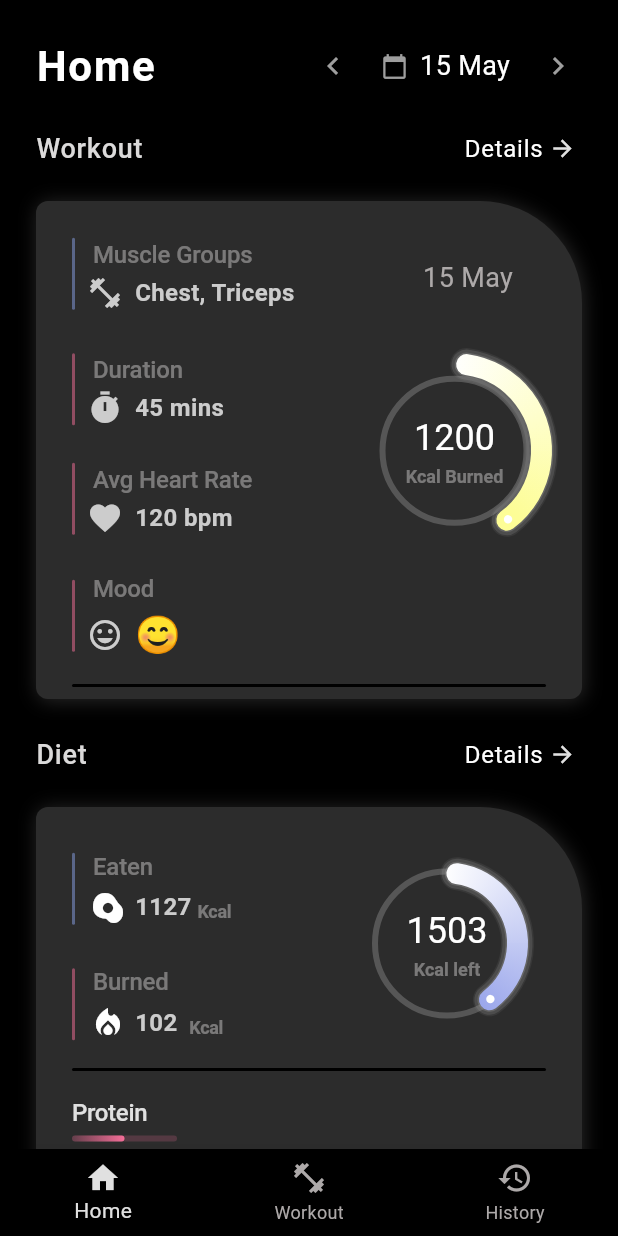
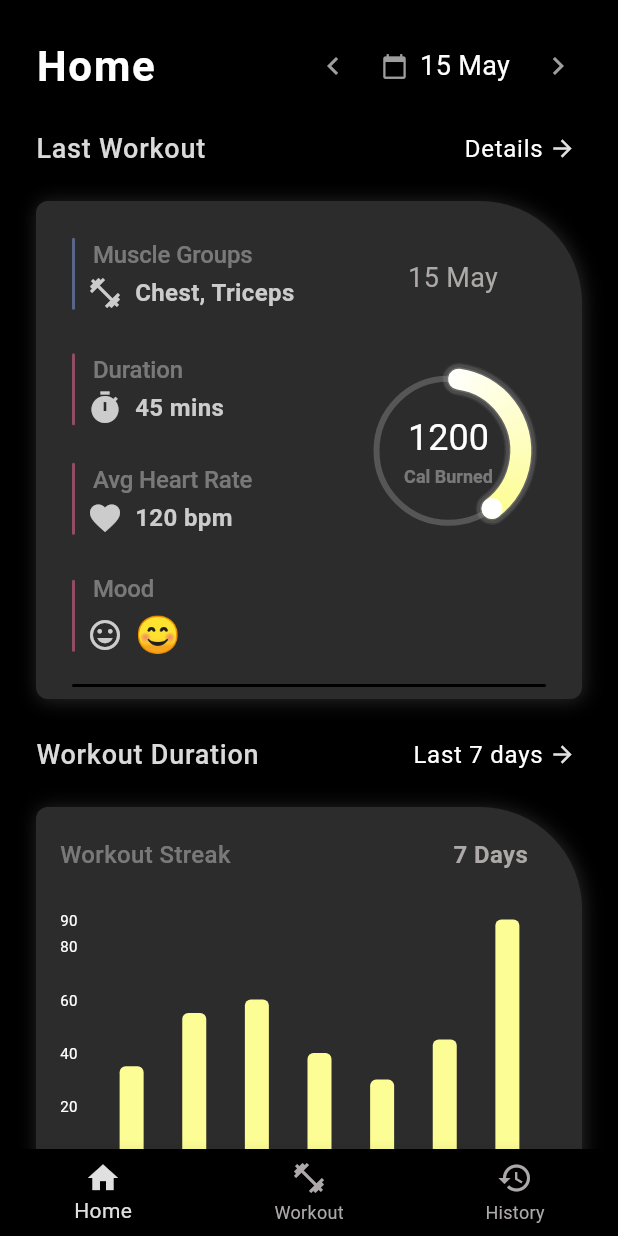
Before and after one commit to workout-logger/workout_app, a Flutter app: the screen it shows after launch, on a phone screen of 412 x 824 dp. Run offline on Flutter 3.47's test engine with Material 3 defaults, Android fonts, the phone set to English and light mode, and no system bars; drawn by our look-alikes of fl_chart; our stand-ins replace hexcolor, shared_preferences, wakelock_plus.

Commit message:
added chart for tracing time

```diff
--- /dev/null
+++ b/devtools_options.yaml
@@ -0,0 +1,3 @@
+description: This file stores settings for Dart & Flutter DevTools.
+documentation: https://docs.flutter.dev/tools/devtools/extensions#configure-extension-enablement-states
+extensions:
--- a/lib/home_diary.dart
+++ b/lib/home_diary.dart
@@ -2,6 +2,7 @@ import 'ui_view/body_measurement.dart';
 import 'ui_view/mediterranean_diet_view.dart';
 import 'ui_view/last_workout.dart';
 import 'ui_view/title_view.dart';
+import 'ui_view/workout_duration_chart.dart';  // Import your new chart
 import 'package:flutter/material.dart';
 
 class MyDiaryScreen extends StatefulWidget {
@@ -50,10 +51,10 @@ class _MyDiaryScreenState extends State<MyDiaryScreen>
   }
 
   void addAllListData() {
-    const int count = 9;
+    const int count = 11; // Adjust the count if needed
     listViews.addAll([
       TitleView(
-        titleTxt: 'Workout',
+        titleTxt: 'Last Workout',
         subTxt: 'Details',
         animation: createAnimation(0, count),
         animationController: widget.animationController!,
@@ -64,27 +65,38 @@ class _MyDiaryScreenState extends State<MyDiaryScreen>
         workoutDate: '15 May',
       ),
       TitleView(
+        titleTxt: 'Workout Duration',
+        subTxt: 'Last 7 days',
+        animation: createAnimation(4, count),
+        animationController: widget.animationController!,
+      ),
+      WorkoutDurationChart(
+        durations: [35, 55, 60, 40, 30, 45, 90],
+        streakCount: 7, // Pass the streak count here
+      ),
+      TitleView(
         titleTxt: 'Diet',
         subTxt: 'Details',
-        animation: createAnimation(2, count),
+        animation: createAnimation(6, count),
         animationController: widget.animationController!,
       ),
       MediterranesnDietView(
-        animation: createAnimation(3, count),
+        animation: createAnimation(7, count),
         animationController: widget.animationController!,
       ),
       TitleView(
         titleTxt: 'Body measurement',
         subTxt: 'Today',
-        animation: createAnimation(4, count),
+        animation: createAnimation(8, count),
         animationController: widget.animationController!,
       ),
       BodyMeasurementView(
-        animation: createAnimation(5, count),
+        animation: createAnimation(9, count),
         animationController: widget.animationController!,
       ),
     ]);
   }
+
 
   Animation<double> createAnimation(int index, int count) {
     return Tween<double>(begin: 0.0, end: 1.0).animate(
@@ -160,13 +172,13 @@ class _MyDiaryScreenState extends State<MyDiaryScreen>
                       0.0, 30 * (1.0 - topBarAnimation.value), 0.0),
                   child: Container(
                     decoration: BoxDecoration(
-                      color: Colors.white.withOpacity(topBarOpacity),
+                      color: const Color.fromARGB(255, 0, 0, 0).withOpacity(topBarOpacity),
                       borderRadius: const BorderRadius.only(
                         bottomLeft: Radius.circular(32.0),
                       ),
                       boxShadow: <BoxShadow>[
                         BoxShadow(
-                          color: Colors.grey.withOpacity(0.4 * topBarOpacity),
+                          color: const Color.fromARGB(255, 68, 68, 68).withOpacity(0.4 * topBarOpacity),
                           offset: const Offset(1.1, 1.1),
                           blurRadius: 10.0,
                         ),
--- a/lib/ui_view/mediterranean_diet_view.dart
+++ b/lib/ui_view/mediterranean_diet_view.dart
@@ -289,7 +289,7 @@ class MediterranesnDietView extends StatelessWidget {
                                             ),
                                           ),
                                           Text(
-                                            'Kcal left',
+                                            'Cal left',
                                             textAlign: TextAlign.center,
                                             style: TextStyle(
                                               fontFamily:
@@ -311,8 +311,10 @@ class MediterranesnDietView extends StatelessWidget {
                                       painter: CurvePainter(
                                           colors: [
                                             FitnessAppTheme.nearlyDarkBlue,
-                                            HexColor("#8A98E8"),
-                                            HexColor("#8A98E8")
+                                            HexColor('#fdfd96'),
+                                            HexColor('#fdfd96'),
+                                            HexColor('#fdfd96'),
+                                            HexColor('#fdfd96'),
                                           ],
                                           angle: 140 +
                                               (360 - 140) *
--- /dev/null
+++ b/lib/ui_view/workout_duration_chart.dart
@@ -0,0 +1,200 @@
+import 'package:fl_chart/fl_chart.dart';
+import 'package:flutter/material.dart';
+import '../fitness_app_theme.dart';
+import 'package:hexcolor/hexcolor.dart';
+
+class WorkoutDurationChart extends StatelessWidget {
+  final List<int> durations; // List of durations over the last 10 days
+  final int streakCount; // Streak count to display
+
+  const WorkoutDurationChart({
+    Key? key,
+    required this.durations,
+    required this.streakCount,
+  }) : super(key: key);
+
+  @override
+  Widget build(BuildContext context) {
+    return Padding(
+      padding: const EdgeInsets.only(
+        left: 24,
+        right: 24,
+        top: 16,
+        bottom: 18,
+      ),
+      child: Container(
+        decoration: BoxDecoration(
+          color: FitnessAppTheme.white,
+          borderRadius: const BorderRadius.only(
+            topLeft: Radius.circular(8.0),
+            bottomLeft: Radius.circular(8.0),
+            bottomRight: Radius.circular(8.0),
+            topRight: Radius.circular(68.0),
+          ),
+          boxShadow: <BoxShadow>[
+            BoxShadow(
+              color: FitnessAppTheme.grey.withOpacity(0.2),
+              offset: const Offset(1.1, 1.1),
+              blurRadius: 10.0,
+            ),
+          ],
+        ),
+        child: Padding(
+          padding: const EdgeInsets.only(
+            top: 20.0,
+          ),
+          child: Column(
+            children: <Widget>[
+              // Display Streak Count
+              Padding(
+                padding: const EdgeInsets.only(left: 16.0, right: 36.0, bottom: 16.0),
+                child: Row(
+                  mainAxisAlignment: MainAxisAlignment.spaceBetween,
+                  children: <Widget>[
+                    Text(
+                      'Workout Streak',
+                      style: TextStyle(
+                        fontFamily: FitnessAppTheme.fontName,
+                        fontWeight: FontWeight.w500,
+                        fontSize: 16,
+                        color: FitnessAppTheme.grey.withOpacity(0.5),
+                      ),
+                    ),
+                    Text(
+                      '$streakCount Days',
+                      style: const TextStyle(
+                        fontFamily: FitnessAppTheme.fontName,
+                        fontWeight: FontWeight.w600,
+                        fontSize: 16,
+                        color: FitnessAppTheme.deactivatedText,
+                      ),
+                    ),
+                  ],
+                ),
+              ),
+              // The Bar Chart
+              AspectRatio(
+                aspectRatio: 1.7,
+                child: Container(
+                  decoration: BoxDecoration(
+                    color: const Color.fromARGB(0, 0, 0, 0), // Transparent background color
+                    borderRadius: BorderRadius.circular(8),
+                  ),
+                  child: Padding(
+                    padding: const EdgeInsets.all(16.0),
+                    child: BarChart(
+                      BarChartData(
+                        backgroundColor: const Color.fromARGB(0, 0, 0, 0), // Transparent background color
+                        gridData: FlGridData(show: false), // Hide grid lines
+                        titlesData: FlTitlesData(
+                          bottomTitles: AxisTitles(
+                            sideTitles: SideTitles(
+                              showTitles: true,
+                              getTitlesWidget: (value, _) {
+                                switch (value.toInt()) {
+                                  case 0:
+                                    return const Text('Mon', style: TextStyle(color: FitnessAppTheme.deactivatedText));
+                                  case 1:
+                                    return const Text('Tue', style: TextStyle(color: FitnessAppTheme.deactivatedText));
+                                  case 2:
+                                    return const Text('Wed', style: TextStyle(color: FitnessAppTheme.deactivatedText));
+                                  case 3:
+                                    return const Text('Thu', style: TextStyle(color: FitnessAppTheme.deactivatedText));
+                                  case 4:
+                                    return const Text('Fri', style: TextStyle(color: FitnessAppTheme.deactivatedText));
+                                  case 5:
+                                    return const Text('Sat', style: TextStyle(color: FitnessAppTheme.deactivatedText));
+                                  case 6:
+                                    return const Text('Sun', style: TextStyle(color: FitnessAppTheme.deactivatedText));
+                                  default:
+                                    return const Text('', style: TextStyle(color: FitnessAppTheme.deactivatedText));
+                                }
+                              },
+                            ),
+                          ),
+                          leftTitles: AxisTitles(
+                            sideTitles: SideTitles(
+                              showTitles: true,
+                              reservedSize: 14,
+                              getTitlesWidget: (value, _) {
+                                return Text(
+                                  '${value.toInt()}',
+                                  style: const TextStyle(
+                                    color: Colors.white, // White text color
+                                    fontWeight: FontWeight.w400,
+                                    fontSize: 10, // Smaller font size
+                                  ),
+                                );
+                              },
+                            ),
+                          ),
+                          rightTitles: AxisTitles(
+                            sideTitles: SideTitles(showTitles: false), // Hide right titles
+                          ),
+                          topTitles: AxisTitles(
+                            sideTitles: SideTitles(showTitles: false), // Hide top titles
+                          ),
+                        ),
+                        borderData: FlBorderData(
+                          show: false, // Hide borders
+                        ),
+                        barTouchData: BarTouchData(
+                          touchTooltipData: BarTouchTooltipData(
+                            getTooltipItem: (group, groupIndex, rod, rodIndex) {
+                              return BarTooltipItem(
+                                '${rod.toY.toInt()} mins',
+                                const TextStyle(
+                                  color: Colors.white,
+                                  fontWeight: FontWeight.bold,
+                                ),
+                                children: [
+                                  TextSpan(
+                                    text: '',
+                                    style: TextStyle(
+                                      color: Colors.grey[200],
+                                      fontSize: 12,
+                                    ),
+                                  ),
+                                ],
+                              );
+                            },
+                          ),
+                          touchCallback: (FlTouchEvent event, barTouchResponse) {
+                            if (event.isInterestedForInteractions &&
+                                barTouchResponse != null &&
+                                barTouchResponse.spot != null) {
+                              final touchedSpot = barTouchResponse.spot!;
+                              final x = touchedSpot.touchedBarGroup.x;
+                              final y = touchedSpot.touchedBarGroup.barRods[0].toY;
+                            }
+                          },
+                        ),
+                        barGroups: List.generate(durations.length, (index) {
+                          return BarChartGroupData(
+                            x: index,
+                            barRods: [
+                              BarChartRodData(
+                                toY: durations[index].toDouble(),
+                                color: HexColor('#fdfd96'), // Use a minimal, contrasting color
+                                width: 16, // Set the bar width
+                                borderRadius: BorderRadius.circular(4), // Round bar edges
+                                backDrawRodData: BackgroundBarChartRodData(
+                                  show: true,
+                                  color: Colors.white.withOpacity(0.2),
+                                ),
+                              ),
+                            ],
+                          );
+                        }),
+                      ),
+                    ),
+                  ),
+                ),
+              ),
+            ],
+          ),
+        ),
+      ),
+    );
+  }
+}
--- a/pubspec.yaml
+++ b/pubspec.yaml
@@ -41,6 +41,7 @@ dependencies:
   cupertino_icons: ^1.0.6
   wakelock_plus: ^1.2.7
   hexcolor: ^3.0.1
+  fl_chart: ^0.68.0
 
 dev_dependencies:
   flutter_test:
```
Also changed, not shown: lib/ui_view/last_workout.dart (+29 -36 lines), pubspec.lock.
